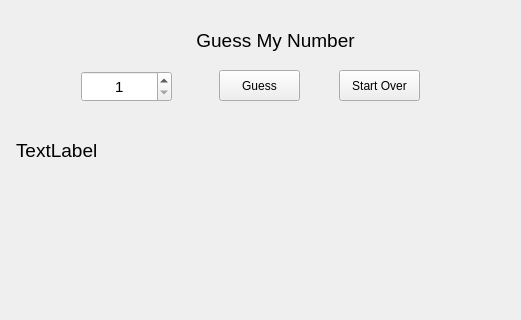
Above: NumberGuessGame/widget.ui from NandiniGoyal16/CodSoft before the change; both pictures show x 0 to 521 and y 0 to 320 of the 800 by 600 pixel window. Below: the same form after it.
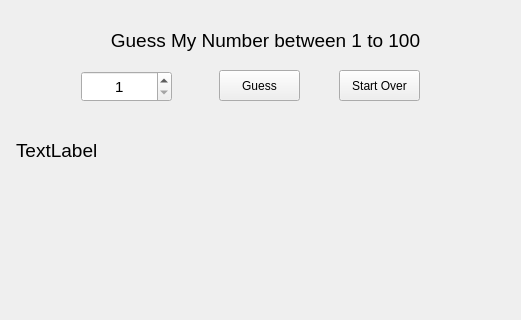
That is the form after the change.

Diff of the .ui file:
```diff
--- a/NumberGuessGame/widget.ui
+++ b/NumberGuessGame/widget.ui
@@ -16,9 +16,9 @@
   <widget class="QLabel" name="label">
    <property name="geometry">
     <rect>
-     <x>180</x>
+     <x>90</x>
      <y>30</y>
-     <width>191</width>
+     <width>351</width>
      <height>21</height>
     </rect>
    </property>
@@ -28,7 +28,7 @@
     </font>
    </property>
    <property name="text">
-    <string>Guess My Number</string>
+    <string>Guess My Number between 1 to 100</string>
    </property>
    <property name="alignment">
     <set>Qt::AlignCenter</set>
```
